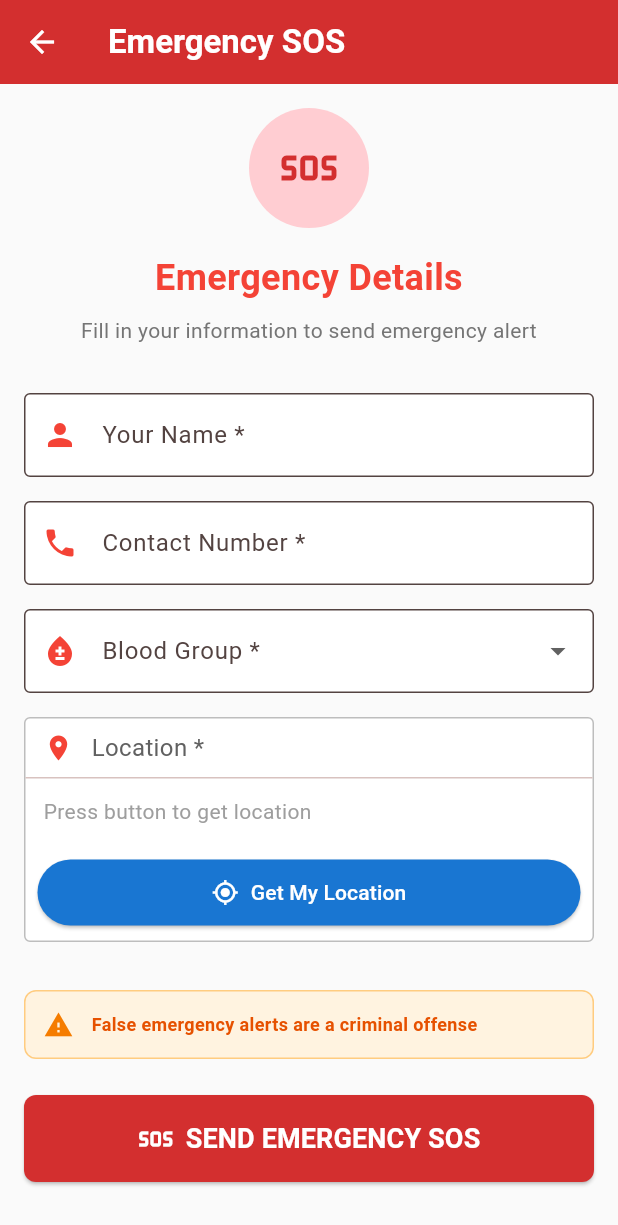
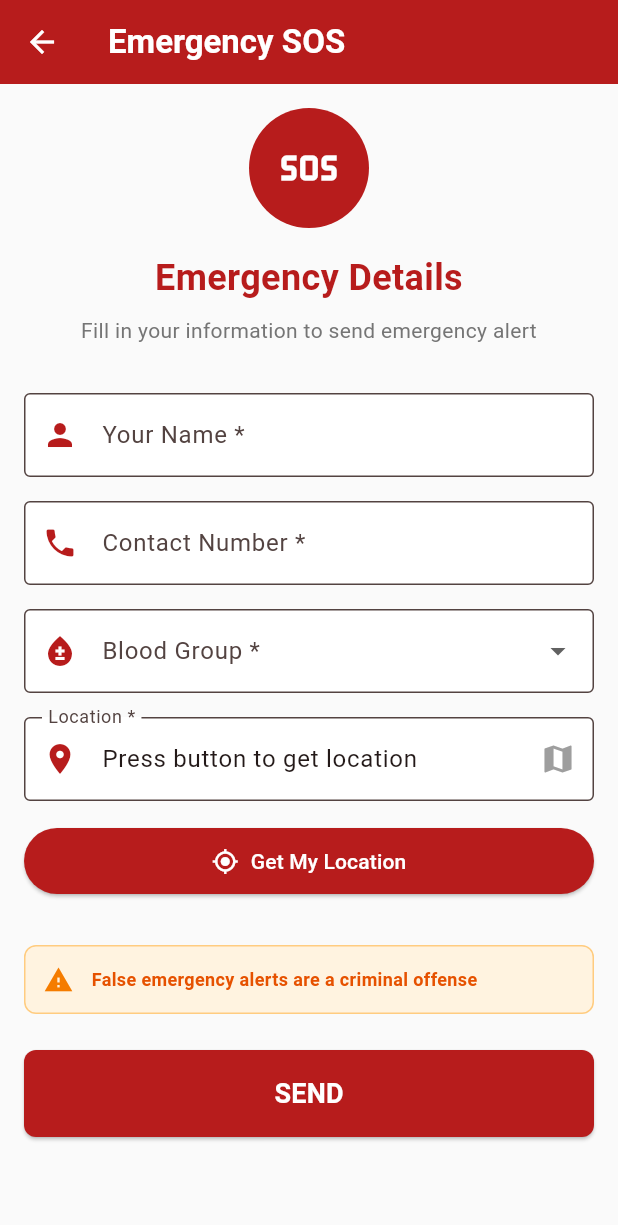
Before and after one commit to sanamobeen/blood-donation-FYP, a Flutter app: the EmergencySOSFormPage screen opened directly, on a phone screen of 412 x 824 dp. Shown: the top 1225 px of the screen. Run offline on Flutter 3.47's test engine with Material 3 defaults, Android fonts, the phone set to English and light mode, and no system bars; our stand-ins replace audioplayers, flutter_local_notifications, flutter_map, geocoding, geolocator, latlong2 and 2 more; accounts and stored records are empty.

Commit message:
fix emergency sos page

```diff
--- a/frontend/lib/emergency_sos_form_page.dart
+++ b/frontend/lib/emergency_sos_form_page.dart
@@ -15,18 +15,25 @@ class _EmergencySOSFormPageState extends State<EmergencySOSFormPage> {
   final _formKey = GlobalKey<FormState>();
   final _nameController = TextEditingController();
   final _contactController = TextEditingController();
+  final _locationController = TextEditingController();
   String? _selectedBloodGroup;
 
   final List<String> _bloodGroups = ['A+', 'A-', 'B+', 'B-', 'AB+', 'AB-', 'O+', 'O-'];
 
   bool _isLoading = false;
   bool _isGettingLocation = false;
-  String _locationText = 'Press button to get location';
+
+  @override
+  void initState() {
+    super.initState();
+    _locationController.text = 'Press button to get location';
+  }
 
   @override
   void dispose() {
     _nameController.dispose();
     _contactController.dispose();
+    _locationController.dispose();
     super.dispose();
   }
 
@@ -44,7 +51,7 @@ class _EmergencySOSFormPageState extends State<EmergencySOSFormPage> {
 
       if (mounted) {
         setState(() {
-          _locationText = address;
+          _locationController.text = address;
           _isGettingLocation = false;
         });
 
@@ -65,7 +72,7 @@ class _EmergencySOSFormPageState extends State<EmergencySOSFormPage> {
     } catch (e) {
       if (mounted) {
         setState(() {
-          _locationText = 'Failed to get location';
+          _locationController.text = 'Failed to get location';
           _isGettingLocation = false;
         });
 
@@ -81,7 +88,9 @@ class _EmergencySOSFormPageState extends State<EmergencySOSFormPage> {
 
   Future<void> _sendSOS() async {
     if (_formKey.currentState!.validate()) {
-      if (_locationText == 'Press button to get location' || _locationText == 'Failed to get location') {
+      if (_locationController.text.isEmpty ||
+          _locationController.text == 'Press button to get location' ||
+          _locationController.text == 'Failed to get location') {
         ScaffoldMessenger.of(context).showSnackBar(
           const SnackBar(
             content: Text('Please get your location first'),
@@ -118,7 +127,7 @@ class _EmergencySOSFormPageState extends State<EmergencySOSFormPage> {
         }
 
         // Show preview dialog
-        final shouldProceed = await _showContactsPreviewDialog(contacts, _locationText);
+        final shouldProceed = await _showContactsPreviewDialog(contacts, _locationController.text);
         if (!shouldProceed) {
           setState(() {
             _isLoading = false;
@@ -138,7 +147,7 @@ This is an automated emergency alert from the Blood Donation App.
 📞 CONTACT: ${_contactController.text.trim()}
 🩸 BLOOD GROUP: $_selectedBloodGroup
 
-📍 LOCATION: $_locationText
+📍 LOCATION: ${_locationController.text}
 📍 GPS Coordinates: ${position.latitude}, ${position.longitude}
 
 🗺️ View Location: $mapLink
@@ -169,7 +178,7 @@ THIS IS A REAL EMERGENCY. PLEASE CONTACT THE USER IMMEDIATELY.
         });
 
         // Show success dialog
-        _showSuccessDialog(_locationText, contacts.length, successCount);
+        _showSuccessDialog(_locationController.text, contacts.length, successCount);
 
       } catch (e) {
         setState(() {
@@ -498,7 +507,7 @@ THIS IS A REAL EMERGENCY. PLEASE CONTACT THE USER IMMEDIATELY.
     return Scaffold(
       backgroundColor: Colors.grey.shade50,
       appBar: AppBar(
-        backgroundColor: Colors.red.shade700,
+        backgroundColor: Colors.red.shade900,
         elevation: 0,
         title: const Text(
           'Emergency SOS',
@@ -520,12 +529,12 @@ THIS IS A REAL EMERGENCY. PLEASE CONTACT THE USER IMMEDIATELY.
                     width: 80,
                     height: 80,
                     decoration: BoxDecoration(
-                      color: Colors.red.shade100,
+                      color: Colors.red.shade900,
                       shape: BoxShape.circle,
                     ),
                     child: Icon(
                       Icons.sos,
-                      color: Colors.red.shade700,
+                      color: Colors.white,
                       size: 40,
                     ),
                   ),
@@ -533,12 +542,12 @@ THIS IS A REAL EMERGENCY. PLEASE CONTACT THE USER IMMEDIATELY.
                 const SizedBox(height: 16),
 
                 // Title
-                const Text(
+                Text(
                   'Emergency Details',
                   style: TextStyle(
                     fontSize: 24,
                     fontWeight: FontWeight.bold,
-                    color: Colors.red,
+                    color: Colors.red.shade900,
                   ),
                   textAlign: TextAlign.center,
                 ),
@@ -556,10 +565,10 @@ THIS IS A REAL EMERGENCY. PLEASE CONTACT THE USER IMMEDIATELY.
                 // Name Field
                 TextFormField(
                   controller: _nameController,
-                  decoration: const InputDecoration(
+                  decoration: InputDecoration(
                     labelText: 'Your Name *',
-                    prefixIcon: Icon(Icons.person, color: Colors.red),
-                    border: OutlineInputBorder(),
+                    prefixIcon: Icon(Icons.person, color: Colors.red.shade900),
+                    border: const OutlineInputBorder(),
                     filled: true,
                     fillColor: Colors.white,
                   ),
@@ -576,10 +585,10 @@ THIS IS A REAL EMERGENCY. PLEASE CONTACT THE USER IMMEDIATELY.
                 TextFormField(
                   controller: _contactController,
                   keyboardType: TextInputType.phone,
-                  decoration: const InputDecoration(
+                  decoration: InputDecoration(
                     labelText: 'Contact Number *',
-                    prefixIcon: Icon(Icons.phone, color: Colors.red),
-                    border: OutlineInputBorder(),
+                    prefixIcon: Icon(Icons.phone, color: Colors.red.shade900),
+                    border: const OutlineInputBorder(),
                     filled: true,
                     fillColor: Colors.white,
                   ),
@@ -595,10 +604,10 @@ THIS IS A REAL EMERGENCY. PLEASE CONTACT THE USER IMMEDIATELY.
                 // Blood Group Dropdown
                 DropdownButtonFormField<String>(
                   initialValue: _selectedBloodGroup,
-                  decoration: const InputDecoration(
+                  decoration: InputDecoration(
                     labelText: 'Blood Group *',
-                    prefixIcon: Icon(Icons.bloodtype, color: Colors.red),
-                    border: OutlineInputBorder(),
+                    prefixIcon: Icon(Icons.bloodtype, color: Colors.red.shade900),
+                    border: const OutlineInputBorder(),
                     filled: true,
                     fillColor: Colors.white,
                   ),
@@ -623,52 +632,28 @@ THIS IS A REAL EMERGENCY. PLEASE CONTACT THE USER IMMEDIATELY.
                 const SizedBox(height: 16),
 
                 // Location Field
-                Container(
-                  decoration: BoxDecoration(
-                    border: Border.all(color: Colors.grey.shade400),
-                    borderRadius: BorderRadius.circular(4),
-                    color: Colors.white,
+                TextFormField(
+                  controller: _locationController,
+                  readOnly: true,
+                  decoration: InputDecoration(
+                    labelText: 'Location *',
+                    prefixIcon: Icon(Icons.location_on, color: Colors.red.shade900),
+                    suffixIcon: (_locationController.text.isEmpty ||
+                              _locationController.text == 'Press button to get location' ||
+                              _locationController.text == 'Failed to get location')
+                          ? const Icon(Icons.map, color: Colors.grey)
+                          : null,
+                    border: const OutlineInputBorder(),
+                    filled: true,
+                    fillColor: Colors.white,
+                    hintText: 'Press button to get location',
                   ),
-                  child: Column(
-                    crossAxisAlignment: CrossAxisAlignment.stretch,
-                    children: [
-                      // Label
-                      Container(
-                        padding: const EdgeInsets.symmetric(horizontal: 12, vertical: 8),
-                        alignment: Alignment.centerLeft,
-                        child: Row(
-                          children: [
-                            const Icon(Icons.location_on, size: 20, color: Colors.red),
-                            const SizedBox(width: 12),
-                            Text(
-                              'Location *',
-                              style: TextStyle(
-                                color: Colors.grey.shade700,
-                                fontSize: 16,
+                  onTap: _isGettingLocation ? null : _getCurrentLocation,
                 ),
-                            ),
-                          ],
-                        ),
-                      ),
-                      const Divider(height: 1),
-                      // Location Text
-                      Padding(
-                        padding: const EdgeInsets.all(12.0),
-                        child: Text(
-                          _locationText,
-                          style: TextStyle(
-                            fontSize: 14,
-                            color: _locationText == 'Press button to get location' ||
-                                    _locationText == 'Failed to get location'
-                                ? Colors.grey.shade500
-                                : Colors.black87,
-                          ),
-                        ),
-                      ),
+                const SizedBox(height: 16),
+
                 // Get Location Button
-                      Padding(
-                        padding: const EdgeInsets.all(8.0),
-                        child: ElevatedButton.icon(
+                ElevatedButton.icon(
                   onPressed: _isGettingLocation ? null : _getCurrentLocation,
                   icon: _isGettingLocation
                       ? const SizedBox(
@@ -682,13 +667,9 @@ THIS IS A REAL EMERGENCY. PLEASE CONTACT THE USER IMMEDIATELY.
                       : const Icon(Icons.my_location),
                   label: Text(_isGettingLocation ? 'Getting Location...' : 'Get My Location'),
                   style: ElevatedButton.styleFrom(
-                            backgroundColor: Colors.blue.shade700,
+                    backgroundColor: Colors.red.shade900,
                     foregroundColor: Colors.white,
                     padding: const EdgeInsets.symmetric(vertical: 12),
-                          ),
-                        ),
-                      ),
-                    ],
                   ),
                 ),
                 const SizedBox(height: 32),
@@ -724,7 +705,7 @@ THIS IS A REAL EMERGENCY. PLEASE CONTACT THE USER IMMEDIATELY.
                 ElevatedButton(
                   onPressed: _isLoading ? null : _sendSOS,
                   style: ElevatedButton.styleFrom(
-                    backgroundColor: Colors.red.shade700,
+                    backgroundColor: Colors.red.shade900,
                     foregroundColor: Colors.white,
                     padding: const EdgeInsets.symmetric(vertical: 16),
                     shape: RoundedRectangleBorder(
@@ -740,16 +721,9 @@ THIS IS A REAL EMERGENCY. PLEASE CONTACT THE USER IMMEDIATELY.
                             valueColor: AlwaysStoppedAnimation<Color>(Colors.white),
                           ),
                         )
-                      : const Row(
-                          mainAxisAlignment: MainAxisAlignment.center,
-                          children: [
-                            Icon(Icons.sos, size: 24),
-                            SizedBox(width: 8),
-                            Text(
-                              'SEND EMERGENCY SOS',
+                      : const Text(
+                          'SEND',
                           style: TextStyle(fontSize: 18, fontWeight: FontWeight.bold),
-                            ),
-                          ],
                         ),
                 ),
               ],
--- a/frontend/lib/pages/role_selection_page.dart
+++ b/frontend/lib/pages/role_selection_page.dart
@@ -43,7 +43,7 @@ class _RoleSelectionPageState extends State<RoleSelectionPage> {
 
     Navigator.pushReplacement(
       context,
-      MaterialPageRoute(builder: (context) => SimpleRegistrationPage(initialRole: role)),
+      MaterialPageRoute(builder: (context) => SimpleRegistrationPage(role: role)),
     );
   }
 
@@ -107,7 +107,7 @@ class _RoleSelectionPageState extends State<RoleSelectionPage> {
               // Navigate to simple registration page with role context
               Navigator.push(
                 context,
-                MaterialPageRoute(builder: (context) => SimpleRegistrationPage(initialRole: role)),
+                MaterialPageRoute(builder: (context) => SimpleRegistrationPage(role: role)),
               );
             },
             style: ElevatedButton.styleFrom(
--- a/frontend/lib/register_page.dart
+++ b/frontend/lib/register_page.dart
@@ -396,20 +396,6 @@ class _RegisterPageState extends State<RegisterPage> {
               Center(
                 child: Column(
                   children: [
-                    Container(
-                      width: 80,
-                      height: 80,
-                      decoration: BoxDecoration(
-                        color: Colors.red.shade900,
-                        shape: BoxShape.circle,
-                      ),
-                      child: const Icon(
-                        Icons.bloodtype,
-                        color: Colors.white,
-                        size: 40,
-                      ),
-                    ),
-                    const SizedBox(height: 16),
                     Text(
                       _selectedLanguage == 'ur' ? 'رجسٹر کریں اور زندگیاں بچائیں' : 'Register and Save Lives',
                       style: TextStyle(
--- a/frontend/lib/screens/registration/register_screen.dart
+++ b/frontend/lib/screens/registration/register_screen.dart
@@ -120,13 +120,6 @@ class _RegisterScreenState extends State<RegisterScreen> {
                 mainAxisAlignment: MainAxisAlignment.center,
                 crossAxisAlignment: CrossAxisAlignment.stretch,
                 children: [
-                  // Blood Drop Icon
-                  Icon(
-                    Icons.bloodtype,
-                    size: 80,
-                    color: Colors.red[700],
-                  ),
-                  const SizedBox(height: 20),
 
                   // Title
                   const Text(
```
Lines whose indentation alone changed are shown as unchanged.
